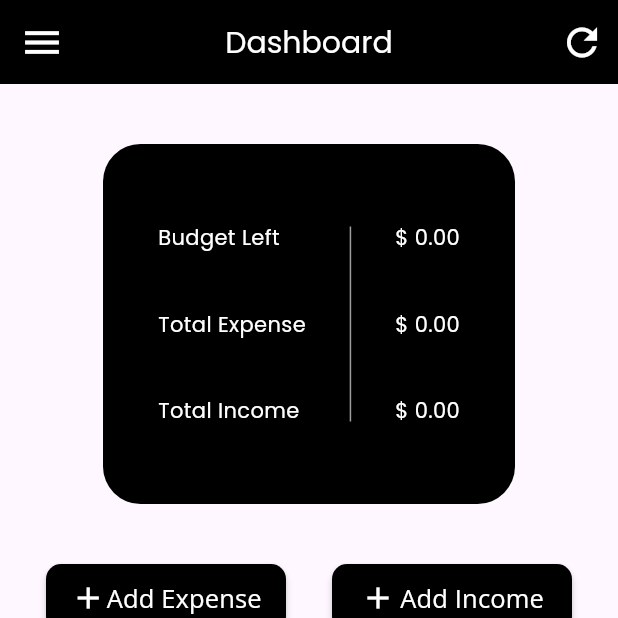
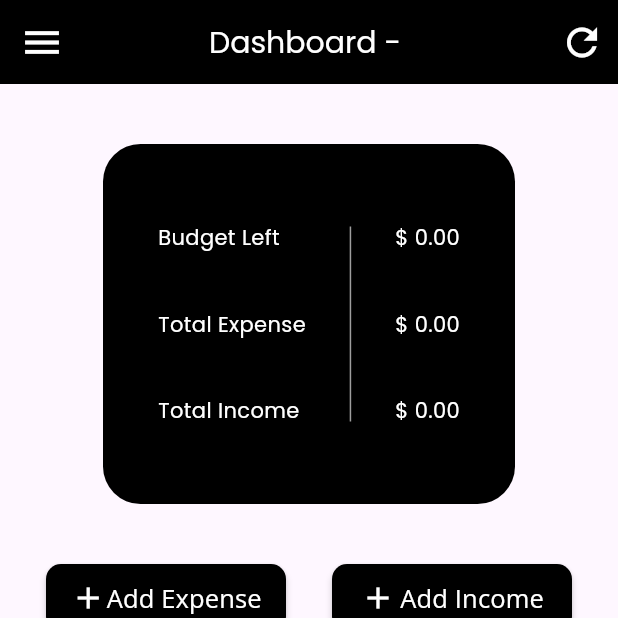
Before and after one commit to Jordan711/budget-app-flutter, a Flutter app: the screen it shows once a user with an empty profile is signed in, on a phone screen of 412 x 824 dp, the top half of it. Run offline on Flutter 3.47's test engine with Material 3 defaults, Android fonts, the phone set to English and light mode, and no system bars; our stand-ins replace cloud_firestore, firebase_auth, firebase_core, flutter_svg, google_fonts, google_sign_in and 3 more; missing offline and left inert: sign_button; accounts and stored records are empty; generated files the repository leaves out were written again; network calls fail.

Commit message:
feat: Display user email in dashboard

```diff
--- a/lib/mobile/expense_view_mobile.dart
+++ b/lib/mobile/expense_view_mobile.dart
@@ -22,7 +22,7 @@ class ExpenseViewMobile extends HookConsumerWidget {
             iconTheme: IconThemeData(color: Colors.white, size: 30.0),
             backgroundColor: Colors.black,
             centerTitle: true,
-            title: Poppins(text: "Dashboard", size: 20.0, color: Colors.white),
+            title: Poppins(text: "Dashboard - ${viewModelProvider.userEmail}", size: 20.0, color: Colors.white),
             actions: [
               IconButton(
                   onPressed: () async {
--- a/lib/web/expense_view_web.dart
+++ b/lib/web/expense_view_web.dart
@@ -23,7 +23,7 @@ class ExpenseViewWeb extends HookConsumerWidget {
             iconTheme: IconThemeData(color: Colors.white, size: 30.0),
             backgroundColor: Colors.black,
             centerTitle: true,
-            title: Poppins(text: "Dashboard", size: 20.0, color: Colors.white),
+            title: Poppins(text: "Dashboard - ${viewModelProvider.userEmail}", size: 20.0, color: Colors.white),
             actions: [
               IconButton(
                   onPressed: () async {
```
Also changed, not shown: lib/view_model.dart (+8 -0 lines).
